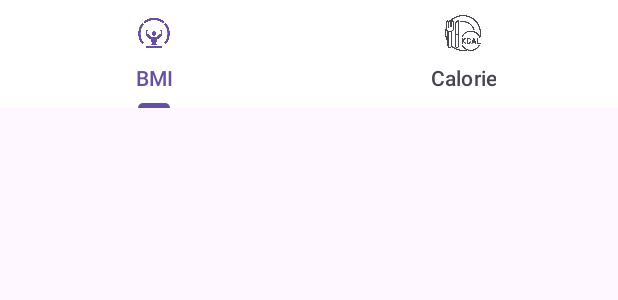
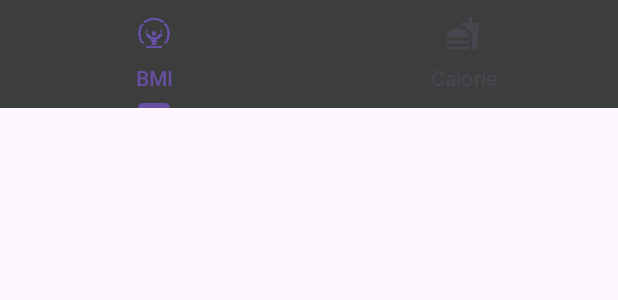
Before and after one commit to JosephKarkoush/HealthPlus, an Android app: the layout fragment_tabs.xml on its own in the app's theme, with its tools: preview values and no code run, on a phone screen of 412 x 824 dp. Shown: the top 300 px of the screen. Run offline under Robolectric (Android 15) with nearby library versions, the phone set to English and light mode, and no system bars.

Commit message:
Joy files

```diff
--- a/app/src/main/res/drawable/calorie.xml
+++ /dev/null
@@ -1,5 +0,0 @@
-<vector android:height="24dp" android:tint="#FFFFFF"
-    android:viewportHeight="24" android:viewportWidth="24"
-    android:width="24dp" xmlns:android="http://schemas.android.com/apk/res/android">
-    <path android:fillColor="@android:color/white" android:pathData="M18.06,22.99h1.66c0.84,0 1.53,-0.64 1.63,-1.46L23,5.05h-5L18,1h-1.97v4.05h-4.97l0.3,2.34c1.71,0.47 3.31,1.32 4.27,2.26 1.44,1.42 2.43,2.89 2.43,5.29v8.05zM1,21.99L1,21h15.03v0.99c0,0.55 -0.45,1 -1.01,1L2.01,22.99c-0.56,0 -1.01,-0.45 -1.01,-1zM16.03,14.99c0,-8 -15.03,-8 -15.03,0h15.03zM1.02,17h15v2h-15z"/>
-</vector>
--- /dev/null
+++ b/app/src/main/res/drawable/fastfood.xml
@@ -0,0 +1,6 @@
+<vector android:height="24dp" android:tint="#ffffff"
+    android:viewportHeight="24" android:viewportWidth="24"
+    android:width="24dp" xmlns:android="http://schemas.android.com/apk/res/android">
+    <path android:fillColor="@android:color/black"
+        android:pathData="M18.06,22.99h1.66c0.84,0 1.53,-0.64 1.63,-1.46L23,5.05h-5L18,1h-1.97v4.05h-4.97l0.3,2.34c1.71,0.47 3.31,1.32 4.27,2.26 1.44,1.42 2.43,2.89 2.43,5.29v8.05zM1,21.99L1,21h15.03v0.99c0,0.55 -0.45,1 -1.01,1L2.01,22.99c-0.56,0 -1.01,-0.45 -1.01,-1zM16.03,14.99c0,-8 -15.03,-8 -15.03,0h15.03zM1.02,17h15v2h-15z"/>
+</vector>
--- a/app/src/main/res/layout/fragment_tabs.xml
+++ b/app/src/main/res/layout/fragment_tabs.xml
@@ -3,7 +3,8 @@
     xmlns:android="http://schemas.android.com/apk/res/android"
     android:layout_width="match_parent"
     android:layout_height="wrap_content"
-    android:id="@+id/tabsFragment">
+    android:id="@+id/tabsFragment"
+    android:orientation="horizontal">
 
     <androidx.viewpager.widget.ViewPager
         android:id="@+id/viewPager"
@@ -16,7 +17,7 @@
         android:layout_width="match_parent"
         android:layout_height="wrap_content"
         android:layout_alignParentTop="true"
-        android:background="@color/white">
+        android:background="@color/toolbar_color">
 
         <com.google.android.material.tabs.TabItem
             android:id="@+id/tab1"
@@ -28,7 +29,7 @@
             android:id="@+id/tab2"
             android:layout_width="wrap_content"
             android:layout_height="wrap_content"
-            android:icon="@drawable/meal"
+            android:icon="@drawable/fastfood"
             android:text="Calorie"/>
 
     </com.google.android.material.tabs.TabLayout>
```
Also changed, not shown: app/src/main/res/navigation/nav_graph.xml (+1 -8 lines).
